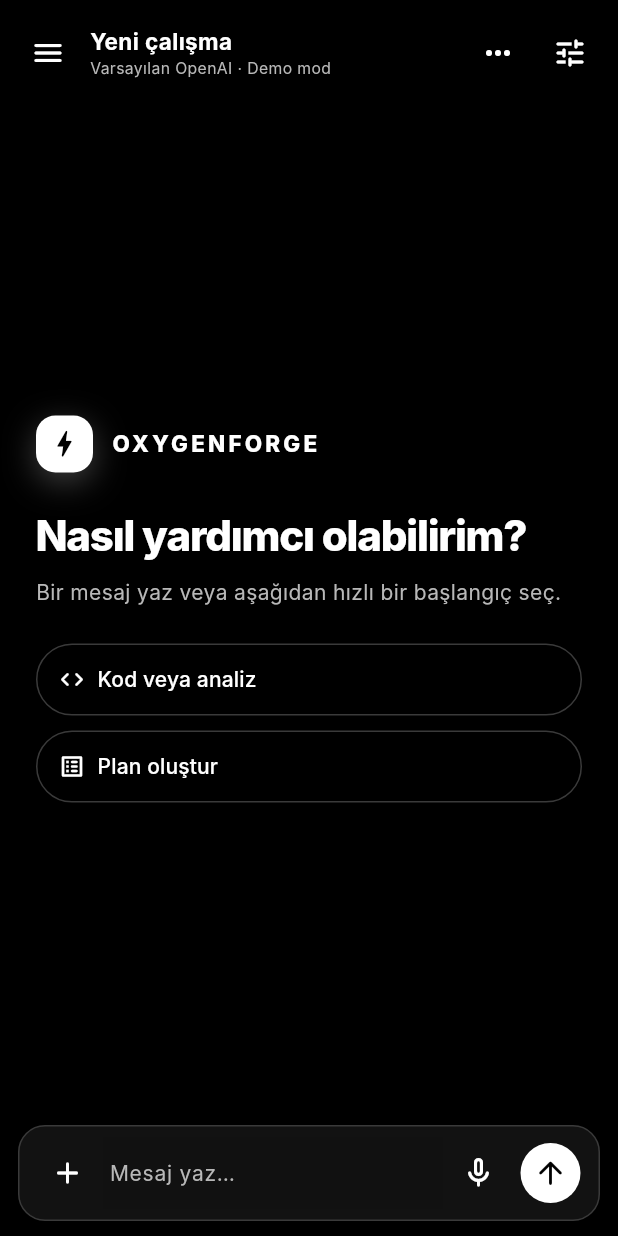
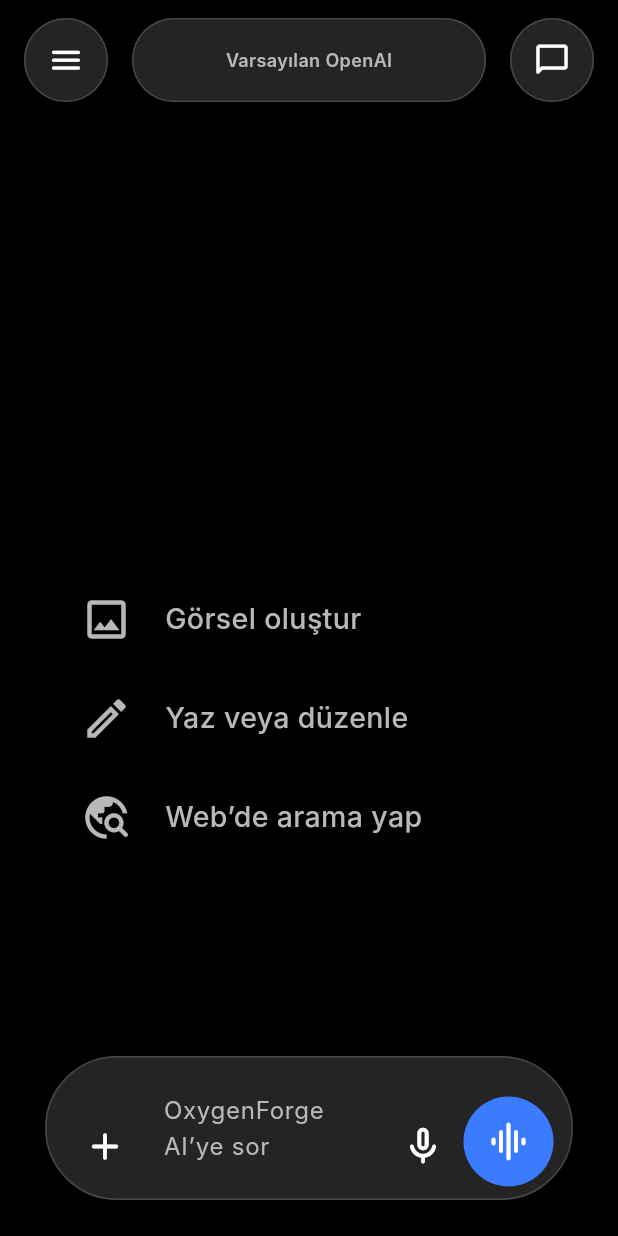
Before and after one commit to OxygenForge-code/OxygenForge-ai, a Flutter app: the screen it shows after launch, on a phone screen of 412 x 824 dp. Run offline on Flutter 3.47's test engine with Material 3 defaults, Android fonts, the light colour scheme and no system bars; our stand-ins replace flutter_markdown_plus, image_picker, shared_preferences, speech_to_text; Roboto replaces fonts that are missing (Inter).

Commit message:
Adopt reference-inspired minimal mobile UI

```diff
--- a/lib/app_theme.dart
+++ b/lib/app_theme.dart
@@ -1,12 +1,13 @@
-import 'dart:ui';
-
 import 'package:flutter/material.dart';
 
 class OxygenForgeTheme {
   static const ink = Colors.black;
-  static const panel = Color(0xFF080808);
-  static const panelRaised = Color(0xFF111111);
-  static const line = Color(0xFF3A3A3A);
+  static const panel = Color(0xFF161616);
+  static const panelRaised = Color(0xFF242424);
+  static const line = Color(0xFF484848);
+  static const referenceSurface = Color(0xFF242424);
+  static const referenceSurfacePressed = Color(0xFF303030);
+  static const referenceBlue = Color(0xFF3A7BFF);
   static const glass = Color(0xC90B0B0B);
   static const glassSoft = Color(0x9C121212);
   static const glassEdge = Color(0x42FFFFFF);
@@ -54,15 +55,15 @@
         hintStyle: const TextStyle(color: muted),
         labelStyle: const TextStyle(color: muted),
         border: OutlineInputBorder(
-          borderRadius: BorderRadius.circular(16),
+          borderRadius: BorderRadius.circular(28),
           borderSide: const BorderSide(color: line),
         ),
         enabledBorder: OutlineInputBorder(
-          borderRadius: BorderRadius.circular(16),
+          borderRadius: BorderRadius.circular(28),
           borderSide: const BorderSide(color: line),
         ),
         focusedBorder: OutlineInputBorder(
-          borderRadius: BorderRadius.circular(16),
+          borderRadius: BorderRadius.circular(28),
           borderSide: const BorderSide(color: violetBright, width: 1.2),
         ),
       ),
@@ -80,7 +81,9 @@
       bottomSheetTheme: const BottomSheetThemeData(
         backgroundColor: panel,
         modalBackgroundColor: panel,
-        shape: RoundedRectangleBorder(borderRadius: BorderRadius.vertical(top: Radius.circular(28))),
+        shape: RoundedRectangleBorder(
+          borderRadius: BorderRadius.vertical(top: Radius.circular(30)),
+        ),
       ),
     );
   }
@@ -114,29 +117,14 @@
 
   @override
   Widget build(BuildContext context) {
-    return ClipRRect(
-      borderRadius: borderRadius,
-      child: BackdropFilter(
-        filter: ImageFilter.blur(sigmaX: blur, sigmaY: blur),
-        child: Container(
-          padding: padding,
-          decoration: BoxDecoration(
-            color: color ?? OxygenForgeTheme.glass,
-            gradient: const LinearGradient(
-              begin: Alignment.topLeft,
-              end: Alignment.bottomRight,
-              colors: [Color(0x1FFFFFFF), Color(0x08000000), Color(0x14000000)],
-              stops: [0, 0.46, 1],
-            ),
-            borderRadius: borderRadius,
-            border: Border.all(color: borderColor ?? OxygenForgeTheme.glassEdgeSoft),
-            boxShadow: const [
-              BoxShadow(color: OxygenForgeTheme.softShadow, blurRadius: 26, offset: Offset(0, 13)),
-            ],
-          ),
-          child: child,
-        ),
+    return Container(
+      padding: padding,
+      decoration: BoxDecoration(
+        color: color ?? OxygenForgeTheme.referenceSurface,
+        borderRadius: borderRadius,
+        border: Border.all(color: borderColor ?? OxygenForgeTheme.line),
       ),
+      child: child,
     );
   }
 }
--- a/lib/screens/home_screen.dart
+++ b/lib/screens/home_screen.dart
@@ -1465,7 +1465,7 @@
         children: [
           _WorkspaceHeader(
             isCompact: isCompact,
-            minimal: isCompact,
+            minimal: true,
             title: session?.title ?? 'Yeni çalışma',
             profileName: _settings.activeProfile.name,
             model: _settings.effectiveModel,
@@ -1848,58 +1848,87 @@
   @override
   Widget build(BuildContext context) {
     return Padding(
-      padding: const EdgeInsets.fromLTRB(8, 8, 8, 6),
-      child: SizedBox(
-        height: 54,
-        child: Row(
-          children: [
-            Builder(
-              builder: (context) => IconButton(
-                onPressed: () => Scaffold.of(context).openDrawer(),
-                tooltip: 'Menüyü aç',
-                icon: const Icon(Icons.menu_rounded),
-              ),
+      padding: const EdgeInsets.fromLTRB(16, 12, 16, 8),
+      child: Row(
+        children: [
+          Builder(
+            builder: (context) => _ReferenceCircleButton(
+              icon: Icons.menu_rounded,
+              tooltip: 'Menüyü aç',
+              onPressed: () => Scaffold.of(context).openDrawer(),
             ),
-            const SizedBox(width: 4),
-            Expanded(
-              child: Column(
-                mainAxisAlignment: MainAxisAlignment.center,
-                crossAxisAlignment: CrossAxisAlignment.start,
-                children: [
-                  Text(
-                    title,
-                    maxLines: 1,
-                    overflow: TextOverflow.ellipsis,
-                    style: const TextStyle(
-                      fontSize: 15,
-                      fontWeight: FontWeight.w700,
-                    ),
+          ),
+          const SizedBox(width: 16),
+          Expanded(
+            child: Material(
+              color: OxygenForgeTheme.referenceSurface,
+              borderRadius: BorderRadius.circular(999),
+              child: InkWell(
+                onTap: onSettings,
+                borderRadius: BorderRadius.circular(999),
+                child: Container(
+                  height: 56,
+                  decoration: BoxDecoration(
+                    borderRadius: BorderRadius.circular(999),
+                    border: Border.all(color: OxygenForgeTheme.line),
                   ),
-                  Text(
-                    connected
-                        ? '${provider.label} · $model'
-                        : '$profileName · Demo mod',
+                  alignment: Alignment.center,
+                  child: Text(
+                    connected ? provider.label : profileName,
                     maxLines: 1,
                     overflow: TextOverflow.ellipsis,
                     style: const TextStyle(
                       color: OxygenForgeTheme.muted,
-                      fontSize: 10.5,
+                      fontSize: 12,
+                      fontWeight: FontWeight.w600,
                     ),
                   ),
-                ],
+                ),
               ),
             ),
-            IconButton(
-              onPressed: onCommandCenter,
-              tooltip: 'Araçlar',
-              icon: const Icon(Icons.more_horiz_rounded),
+          ),
+          const SizedBox(width: 16),
+          _ReferenceCircleButton(
+            icon: Icons.chat_bubble_outline_rounded,
+            tooltip: 'Araçlar',
+            onPressed: onCommandCenter,
+          ),
+        ],
+      ),
+    );
+  }
+}
+
+class _ReferenceCircleButton extends StatelessWidget {
+  const _ReferenceCircleButton({
+    required this.icon,
+    required this.tooltip,
+    required this.onPressed,
+  });
+
+  final IconData icon;
+  final String tooltip;
+  final VoidCallback? onPressed;
+
+  @override
+  Widget build(BuildContext context) {
+    return Tooltip(
+      message: tooltip,
+      child: Material(
+        color: OxygenForgeTheme.referenceSurface,
+        shape: const CircleBorder(
+          side: BorderSide(color: OxygenForgeTheme.line),
+        ),
+        child: InkWell(
+          onTap: onPressed,
+          customBorder: const CircleBorder(),
+          child: SizedBox(
+            width: 56,
+            height: 56,
+            child: Center(
+              child: Icon(icon, size: 25, color: OxygenForgeTheme.text),
             ),
-            IconButton(
-              onPressed: onSettings,
-              tooltip: 'Ayarlar',
-              icon: const Icon(Icons.tune_rounded),
-            ),
-          ],
+          ),
         ),
       ),
     );
@@ -1914,53 +1943,41 @@
 
   @override
   Widget build(BuildContext context) {
-    return Center(
-      child: SingleChildScrollView(
-        padding: EdgeInsets.all(compact ? 24 : 40),
-        child: ConstrainedBox(
-          constraints: const BoxConstraints(maxWidth: 520),
-          child: Column(
-            crossAxisAlignment: CrossAxisAlignment.start,
-            children: [
-              const ForgeLogo(),
-              const SizedBox(height: 22),
-              Text(
-                'Nasıl yardımcı olabilirim?',
-                style: TextStyle(
-                  fontSize: compact ? 28 : 34,
-                  fontWeight: FontWeight.w800,
-                  letterSpacing: -0.8,
-                ),
-              ),
-              const SizedBox(height: 8),
-              const Text(
-                'Bir mesaj yaz veya aşağıdan hızlı bir başlangıç seç.',
-                style: TextStyle(color: OxygenForgeTheme.muted, fontSize: 14),
-              ),
-              const SizedBox(height: 24),
-              _SimplePromptButton(
-                icon: Icons.code_rounded,
-                label: 'Kod veya analiz',
-                prompt: 'Şu kod problemini analiz et ve çözüm öner: ',
-                onTap: onPromptTap,
-              ),
-              const SizedBox(height: 10),
-              _SimplePromptButton(
-                icon: Icons.list_alt_rounded,
-                label: 'Plan oluştur',
-                prompt: 'Şu hedef için adım adım bir plan oluştur: ',
-                onTap: onPromptTap,
-              ),
-            ],
-          ),
-        ),
+    return Padding(
+      padding: EdgeInsets.symmetric(horizontal: compact ? 54 : 80),
+      child: Column(
+        crossAxisAlignment: CrossAxisAlignment.start,
+        children: [
+          const Spacer(flex: 5),
+          _ReferenceAction(
+            icon: Icons.image_outlined,
+            label: 'Görsel oluştur',
+            prompt: 'Bir görsel oluşturmak istiyorum: ',
+            onTap: onPromptTap,
+          ),
+          const SizedBox(height: 18),
+          _ReferenceAction(
+            icon: Icons.edit_outlined,
+            label: 'Yaz veya düzenle',
+            prompt: 'Şu metni daha açık ve etkili hale getir: ',
+            onTap: onPromptTap,
+          ),
+          const SizedBox(height: 18),
+          _ReferenceAction(
+            icon: Icons.travel_explore_rounded,
+            label: 'Web’de arama yap',
+            prompt: 'Bu konu hakkında web araştırması için güvenilir kaynaklar ve arama başlıkları öner: ',
+            onTap: onPromptTap,
+          ),
+          const Spacer(flex: 2),
+        ],
       ),
     );
   }
 }
 
-class _SimplePromptButton extends StatelessWidget {
-  const _SimplePromptButton({
+class _ReferenceAction extends StatelessWidget {
+  const _ReferenceAction({
     required this.icon,
     required this.label,
     required this.prompt,
@@ -1974,17 +1991,24 @@
 
   @override
   Widget build(BuildContext context) {
-    return SizedBox(
-      width: double.infinity,
-      child: OutlinedButton.icon(
-        onPressed: () => onTap(prompt),
-        icon: Icon(icon, size: 18),
-        label: Text(label),
-        style: OutlinedButton.styleFrom(
-          alignment: Alignment.centerLeft,
-          padding: const EdgeInsets.symmetric(horizontal: 15, vertical: 14),
-          side: const BorderSide(color: OxygenForgeTheme.line),
-          foregroundColor: OxygenForgeTheme.text,
+    return InkWell(
+      onTap: () => onTap(prompt),
+      borderRadius: BorderRadius.circular(14),
+      child: Padding(
+        padding: const EdgeInsets.symmetric(vertical: 7),
+        child: Row(
+          children: [
+            Icon(icon, color: OxygenForgeTheme.muted, size: 34),
+            const SizedBox(width: 22),
+            Text(
+              label,
+              style: const TextStyle(
+                color: OxygenForgeTheme.muted,
+                fontSize: 19,
+                fontWeight: FontWeight.w500,
+              ),
+            ),
+          ],
         ),
       ),
     );
@@ -2374,14 +2398,14 @@
     return SafeArea(
       top: false,
       child: Padding(
-        padding: const EdgeInsets.fromLTRB(12, 6, 12, 10),
+        padding: const EdgeInsets.fromLTRB(30, 10, 30, 24),
         child: ConstrainedBox(
           constraints: const BoxConstraints(maxWidth: 820),
           child: Container(
-            padding: const EdgeInsets.fromLTRB(8, 7, 8, 7),
+            padding: const EdgeInsets.fromLTRB(12, 8, 12, 8),
             decoration: BoxDecoration(
-              color: const Color(0xFF121212),
-              borderRadius: BorderRadius.circular(18),
+              color: OxygenForgeTheme.referenceSurface,
+              borderRadius: BorderRadius.circular(999),
               border: Border.all(
                 color: isListening ? Colors.white : OxygenForgeTheme.line,
               ),
@@ -2412,10 +2436,10 @@
                 Row(
                   crossAxisAlignment: CrossAxisAlignment.end,
                   children: [
-                    IconButton(
+                    _ComposerControl(
                       onPressed: isTyping ? null : onGallery,
                       tooltip: 'Görsel ekle',
-                      icon: const Icon(Icons.add_rounded),
+                      icon: Icons.add_rounded,
                     ),
                     Expanded(
                       child: TextField(
@@ -2425,41 +2449,93 @@
                         maxLines: 5,
                         textInputAction: TextInputAction.newline,
                         onSubmitted: (_) => onSend(),
-                        style: const TextStyle(fontSize: 14),
+                        style: const TextStyle(fontSize: 16),
                         decoration: const InputDecoration(
-                          hintText: 'Mesaj yaz…',
+                          hintText: 'OxygenForge AI’ye sor',
                           border: InputBorder.none,
                           enabledBorder: InputBorder.none,
                           focusedBorder: InputBorder.none,
-                          contentPadding: EdgeInsets.symmetric(vertical: 10),
+                          contentPadding: EdgeInsets.symmetric(
+                            horizontal: 8,
+                            vertical: 15,
+                          ),
                         ),
                       ),
                     ),
-                    IconButton(
+                    _ComposerControl(
                       onPressed: isTyping ? null : onVoice,
                       tooltip: isListening ? 'Dinlemeyi durdur' : 'Sesli giriş',
-                      icon: Icon(
-                        isListening
-                            ? Icons.mic_rounded
-                            : Icons.mic_none_rounded,
-                      ),
-                    ),
-                    IconButton.filled(
-                      onPressed: isTyping ? null : onSend,
-                      tooltip: 'Gönder',
-                      style: IconButton.styleFrom(
-                        backgroundColor: Colors.white,
-                        foregroundColor: Colors.black,
-                      ),
-                      icon: Icon(
-                        isTyping
-                            ? Icons.more_horiz_rounded
-                            : Icons.arrow_upward_rounded,
-                      ),
+                      icon: isListening
+                          ? Icons.mic_rounded
+                          : Icons.mic_none_rounded,
+                    ),
+                    ValueListenableBuilder<TextEditingValue>(
+                      valueListenable: controller,
+                      builder: (context, value, _) {
+                        final canSend =
+                            value.text.trim().isNotEmpty ||
+                            attachmentName != null;
+                        return _ComposerControl(
+                          onPressed: isTyping
+                              ? null
+                              : (canSend ? onSend : onVoice),
+                          tooltip: canSend ? 'Gönder' : 'Sesli giriş',
+                          icon: canSend
+                              ? Icons.arrow_upward_rounded
+                              : Icons.graphic_eq_rounded,
+                          background: OxygenForgeTheme.referenceBlue,
+                          foreground: Colors.white,
+                          size: 60,
+                        );
+                      },
                     ),
                   ],
                 ),
               ],
+            ),
+          ),
+        ),
+      ),
+    );
+  }
+}
+
+class _ComposerControl extends StatelessWidget {
+  const _ComposerControl({
+    required this.onPressed,
+    required this.tooltip,
+    required this.icon,
+    this.background,
+    this.foreground,
+    this.size = 54,
+  });
+
+  final VoidCallback? onPressed;
+  final String tooltip;
+  final IconData icon;
+  final Color? background;
+  final Color? foreground;
+  final double size;
+
+  @override
+  Widget build(BuildContext context) {
+    return Tooltip(
+      message: tooltip,
+      child: Material(
+        color: background ?? Colors.transparent,
+        shape: const CircleBorder(),
+        child: InkWell(
+          onTap: onPressed,
+          customBorder: const CircleBorder(),
+          child: SizedBox(
+            width: size,
+            height: size,
+            child: Center(
+              child: Icon(
+                icon,
+                size: 30,
+                color: foreground ?? OxygenForgeTheme.text,
+              ),
             ),
           ),
         ),
--- a/pubspec.yaml
+++ b/pubspec.yaml
@@ -16,7 +16,7 @@
 # https://developer.apple.com/library/archive/documentation/General/Reference/InfoPlistKeyReference/Articles/CoreFoundationKeys.html
 # In Windows, build-name is used as the major, minor, and patch parts
 # of the product and file versions while build-number is used as the build suffix.
-version: 1.4.10+16
+version: 1.4.11+17
 
 environment:
   sdk: ^3.13.0
```
Also changed, not shown: 3 other files.
